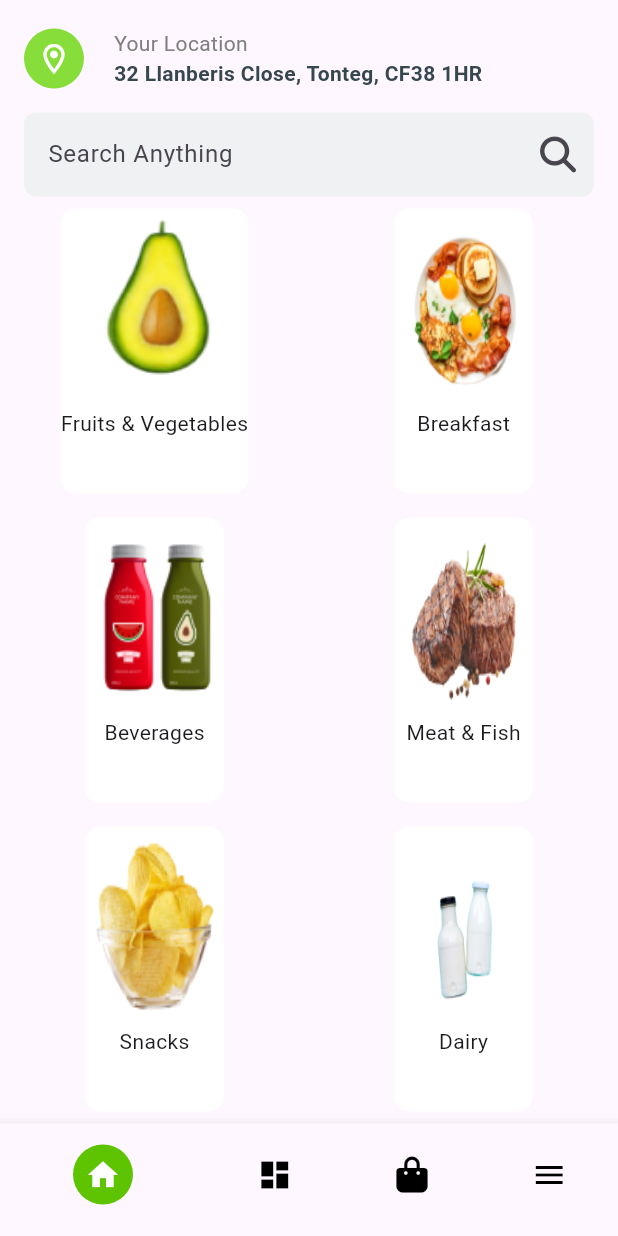
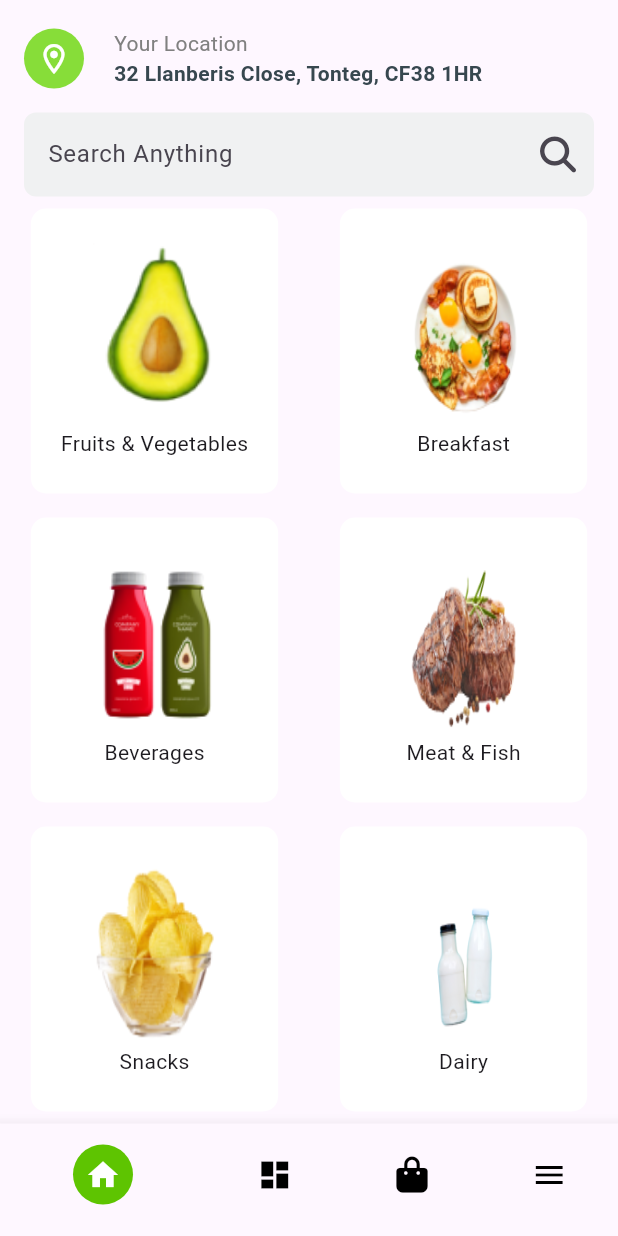
Before and after one commit to engbasel/Grocery-Market-App, a Flutter app: the screen it shows after launch, scrolled down 63 dp, on a phone screen of 412 x 824 dp. Run offline on Flutter 3.47's test engine with Material 3 defaults, Android fonts, the phone set to English and light mode, and no system bars; our stand-ins replace flutter_bloc, flutter_svg, font_awesome_flutter, shared_preferences, smooth_page_indicator.

Commit message:
"Added width and height to Container, and adjusted padding and layout of its child elements."

```diff
--- a/lib/Features/Home/Widgets/CoustomListItem.dart
+++ b/lib/Features/Home/Widgets/CoustomListItem.dart
@@ -28,16 +28,20 @@ class CustomListItem extends StatelessWidget {
         padding: const EdgeInsets.all(8.0),
         child: Center(
           child: Container(
+            width: width * 0.4,
+            height: height * 0.25,
             decoration: const BoxDecoration(
               color: Colors.white,
               borderRadius: BorderRadius.all(Radius.circular(10)),
             ),
             child: Column(
+              crossAxisAlignment: CrossAxisAlignment.center,
+              mainAxisAlignment: MainAxisAlignment.center,
               children: [
                 //   SizedBox(height: 5),
                 Padding(
-                  padding:
-                      const EdgeInsets.symmetric(vertical: 5, horizontal: 5),
+                  padding: const EdgeInsets.symmetric(
+                      vertical: 0.05, horizontal: 0.05),
                   child: Image.asset(
                     width: width * 0.2,
                     height: height * 0.15,
```
